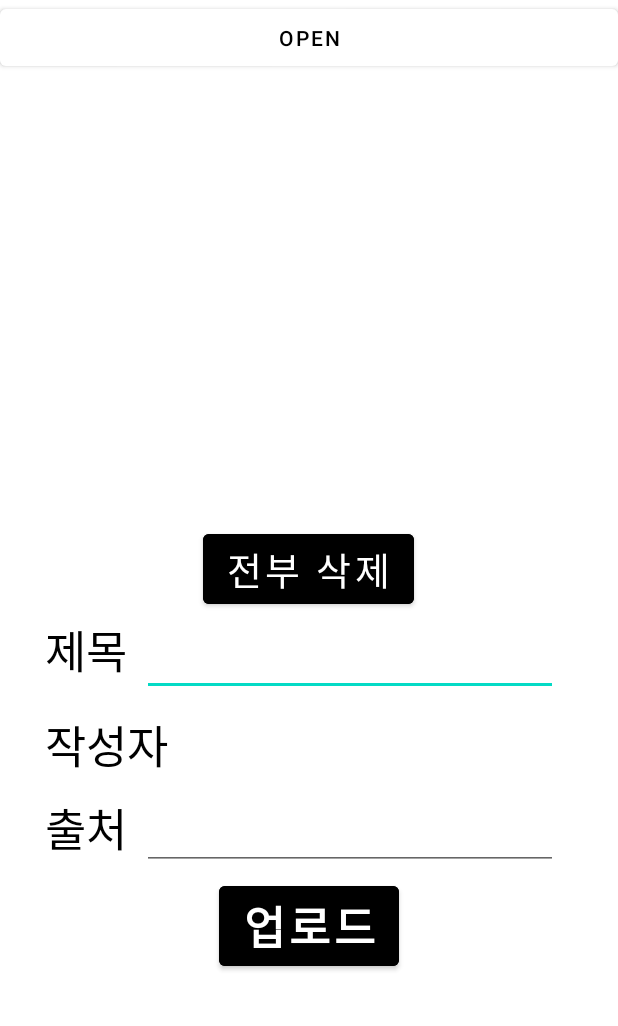
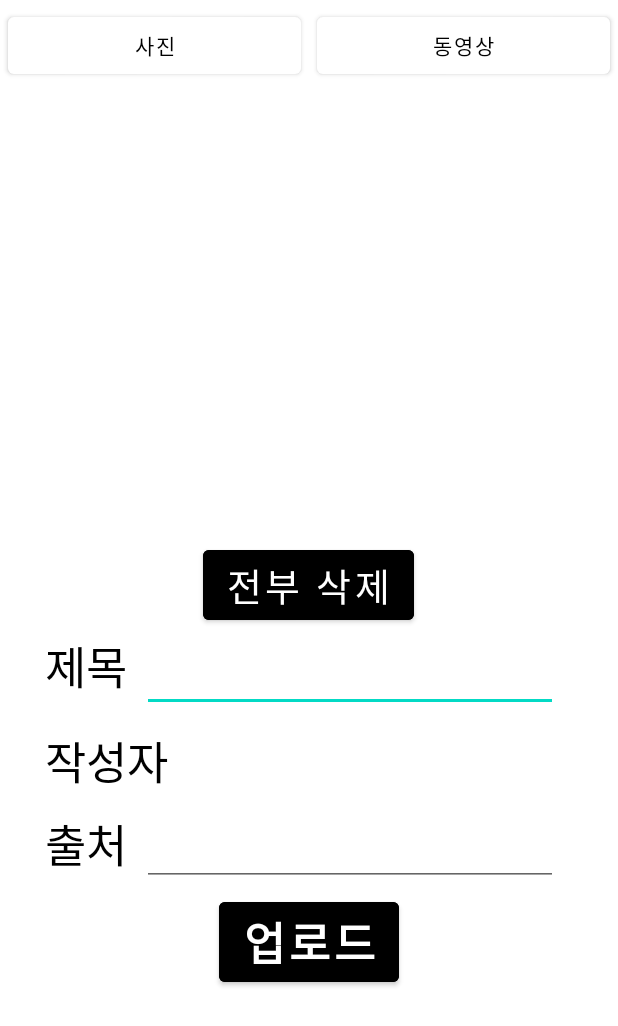
Before and after one commit to yong8048/goodgag, an Android app built with Jetpack Compose: the UploadPostActivity screen opened directly, with no data from a screen before it, after a tap on "전부 삭제", on a phone screen of 412 x 824 dp. Shown: the top 1026 px of the screen. Run offline under Robolectric (Android 15) with nearby library versions, the phone set to English and light mode, and no system bars; our stand-ins replace Firebase (no records; nobody signed in at launch, a user with empty details on screens opened directly); pictures from the network do not load.

Commit message:
업로드하고 비디오 불러오는거 안돼시발

```diff
--- a/app/src/main/AndroidManifest.xml
+++ b/app/src/main/AndroidManifest.xml
@@ -5,6 +5,8 @@
 
     <uses-permission android:name="android.permission.INTERNET"></uses-permission>
     <uses-permission android:name="android.permission.READ_EXTERNAL_STORAGE"></uses-permission>
+    <uses-permission android:name="android.permission.WRITE_EXTERNAL_STORAGE"></uses-permission>
+    <uses-permission android:name="android.permission.WAKE_LOCK"></uses-permission>
 
     <application
         android:allowBackup="true"
--- a/app/src/main/java/com/example/goodgag/activity/UploadPostActivity.kt
+++ b/app/src/main/java/com/example/goodgag/activity/UploadPostActivity.kt
@@ -1,6 +1,7 @@
 package com.example.goodgag.activity
 
 import android.app.ActionBar
+import android.app.AlertDialog
 import android.content.ClipData
 import android.content.Intent
 import android.net.Uri
@@ -14,6 +15,7 @@ import androidx.activity.result.ActivityResultLauncher
 import androidx.activity.result.contract.ActivityResultContracts
 import androidx.annotation.RequiresApi
 import androidx.appcompat.app.AppCompatActivity
+import androidx.compose.foundation.Image
 import androidx.core.app.ActivityCompat
 import com.bumptech.glide.Glide
 import com.example.goodgag.R
@@ -33,6 +35,7 @@ class UploadPostActivity : AppCompatActivity(){
         NUMBER(2),
         SOURCE(3),
         UPLOADER(4),
+        ISPHOTO(5)
     }
 
     private lateinit var getImageResult : ActivityResultLauncher<Intent>
@@ -79,12 +82,20 @@ class UploadPostActivity : AppCompatActivity(){
             }
         }
 
-        btnOpenGallery.setOnClickListener{
+        btnGetImage.setOnClickListener{
             val intent = Intent(Intent.ACTION_GET_CONTENT)
-            intent.setType("*/*")
+            intent.setType("image/*")
             intent.putExtra(Intent.EXTRA_ALLOW_MULTIPLE, true)
             getImageResult.launch(intent)
         }
+
+        btnGetVideo.setOnClickListener{
+            val intent = Intent(Intent.ACTION_GET_CONTENT)
+            intent.setType("video/*")
+            intent.putExtra(Intent.EXTRA_ALLOW_MULTIPLE, true)
+            getImageResult.launch(intent)
+        }
+
 
         btnUploadPost.setOnClickListener{
             if(Imagelist.isEmpty()){
@@ -120,8 +131,11 @@ class UploadPostActivity : AppCompatActivity(){
         }
 
         btnUploadListClear.setOnClickListener{
-            Imagelist.clear()
-            llUploadPost.removeAllViews()
+//            Imagelist.clear()
+//            llUploadPost.removeAllViews()
+            for(data in Imagelist){
+                Log.i("DataType","${data.toString()}")
+            }
         }
 
     }
--- a/app/src/main/res/layout/activity_fileupload.xml
+++ b/app/src/main/res/layout/activity_fileupload.xml
@@ -4,13 +4,29 @@
     android:layout_height="match_parent"
     android:orientation="vertical">
 
-    <Button
-        android:id="@+id/btnOpenGallery"
+    <LinearLayout
         android:layout_width="match_parent"
-        android:layout_height="50dp"
-        android:text="Open"
-        android:textColor="@color/black"/>
+        android:layout_height="wrap_content"
+        android:orientation="horizontal">
 
+        <Button
+            android:id="@+id/btnGetImage"
+            android:layout_width="match_parent"
+            android:layout_height="50dp"
+            android:layout_margin="5dp"
+            android:layout_weight="1"
+            android:text="사진"
+            android:textColor="@color/black" />
+
+        <Button
+            android:id="@+id/btnGetVideo"
+            android:layout_width="match_parent"
+            android:layout_height="50dp"
+            android:layout_margin="5dp"
+            android:layout_weight="1"
+            android:text="동영상"
+            android:textColor="@color/black" />
+    </LinearLayout>
     <LinearLayout
         android:layout_width="match_parent"
         android:layout_height="300dp">
```
Also changed, not shown: app/src/main/java/com/example/goodgag/activity/MainActivity.kt (+33 -15 lines), app/src/main/res/layout/activity_main.xml (+10 -0 lines).
